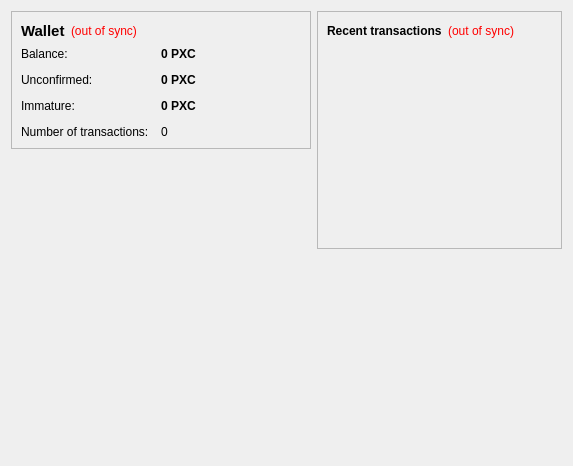
Old version of the form src/qt/forms/overviewpage.ui in the repository ghostlander/Phoenixcoin.
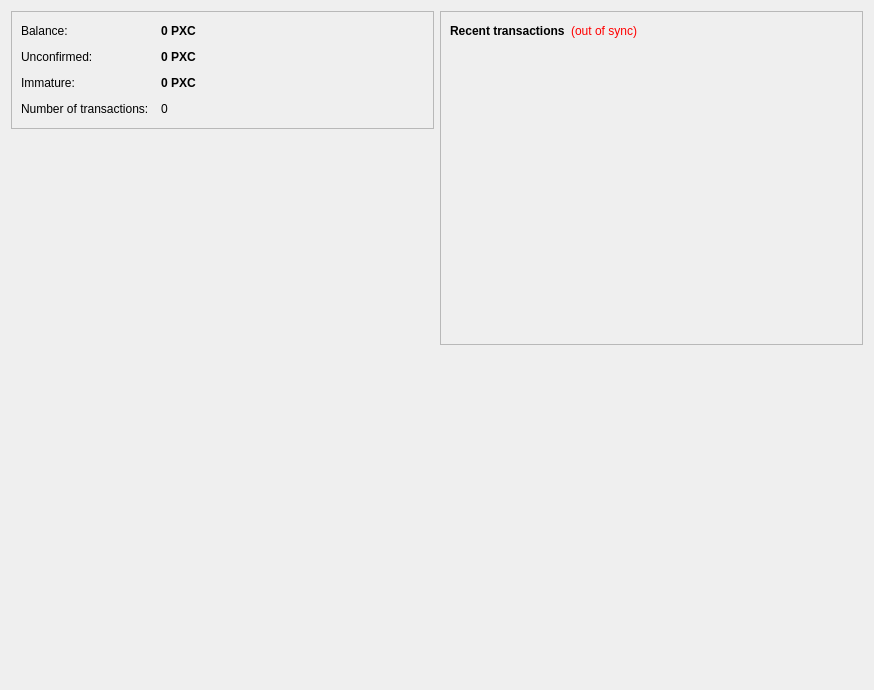
New version of the form. Icons and pictures are not drawn.

What changed in the file:
```diff
--- a/src/qt/forms/overviewpage.ui
+++ b/src/qt/forms/overviewpage.ui
@@ -6,8 +6,8 @@
    <rect>
     <x>0</x>
     <y>0</y>
-    <width>573</width>
-    <height>342</height>
+    <width>874</width>
+    <height>690</height>
    </rect>
   </property>
   <property name="windowTitle">
@@ -25,53 +25,6 @@
         <enum>QFrame::Raised</enum>
        </property>
        <layout class="QVBoxLayout" name="verticalLayout_4">
-        <item>
-         <layout class="QHBoxLayout" name="horizontalLayout_4">
-          <item>
-           <widget class="QLabel" name="label_5">
-            <property name="font">
-             <font>
-              <pointsize>11</pointsize>
-              <weight>75</weight>
-              <bold>true</bold>
-             </font>
-            </property>
-            <property name="text">
-             <string>Wallet</string>
-            </property>
-           </widget>
-          </item>
-          <item>
-           <widget class="QLabel" name="labelWalletStatus">
-            <property name="toolTip">
-             <string>The displayed information may be out of date. Your wallet automatically synchronizes with the Phoenixcoin network after a connection is established, but this process has not completed yet.</string>
-            </property>
-            <property name="styleSheet">
-             <string notr="true">QLabel { color: red; }</string>
-            </property>
-            <property name="text">
-             <string notr="true">(out of sync)</string>
-            </property>
-            <property name="alignment">
-             <set>Qt::AlignLeading|Qt::AlignLeft|Qt::AlignVCenter</set>
-            </property>
-           </widget>
-          </item>
-          <item>
-           <spacer name="horizontalSpacer_2">
-            <property name="orientation">
-             <enum>Qt::Horizontal</enum>
-            </property>
-            <property name="sizeHint" stdset="0">
-             <size>
-              <width>40</width>
-              <height>20</height>
-             </size>
-            </property>
-           </spacer>
-          </item>
-         </layout>
-        </item>
         <item>
          <layout class="QFormLayout" name="formLayout_2">
           <property name="fieldGrowthPolicy">
@@ -83,6 +36,12 @@
           <property name="verticalSpacing">
            <number>12</number>
           </property>
+          <property name="topMargin">
+           <number>3</number>
+          </property>
+          <property name="bottomMargin">
+           <number>3</number>
+          </property>
           <item row="0" column="0">
            <widget class="QLabel" name="label">
             <property name="text">
```
Left out of the diff: 13 changed lines with no effect on the pictures.
